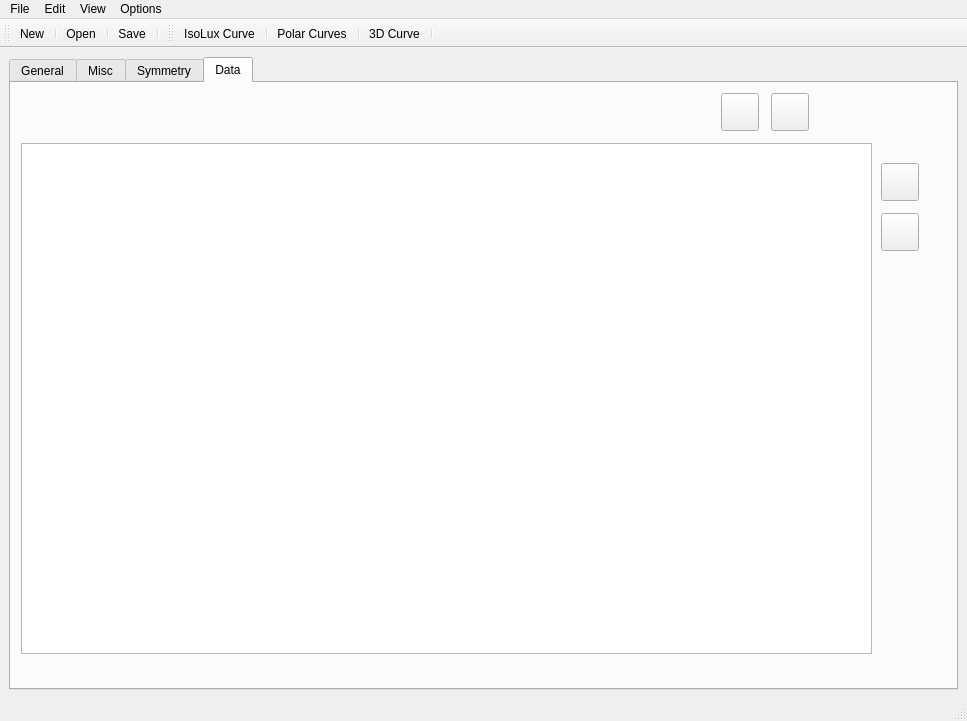
First picture: the form in testies/mainwindow.ui, repository lpwwpl/ies, before the edit.
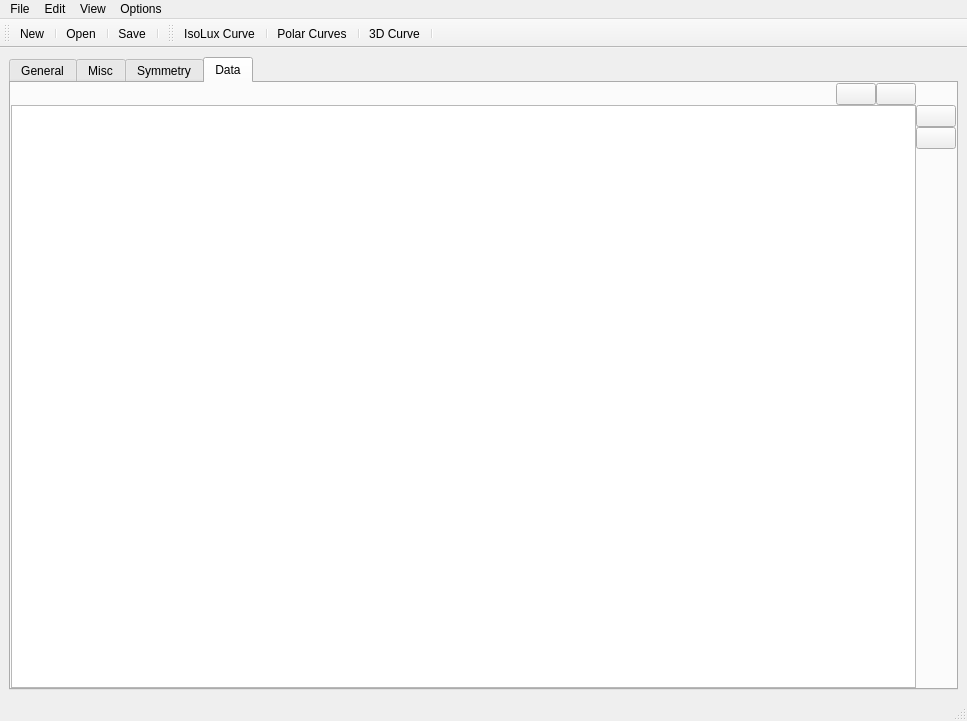
Second picture: the form after the edit. The open tabs and pages were chosen to show the change. Icons and pictures are not drawn.

```diff
--- a/testies/mainwindow.ui
+++ b/testies/mainwindow.ui
@@ -434,68 +434,78 @@
        <attribute name="title">
         <string>Data</string>
        </attribute>
-       <widget class="QTableWidget" name="tableWidget">
-        <property name="geometry">
-         <rect>
-          <x>10</x>
-          <y>60</y>
-          <width>851</width>
-          <height>511</height>
-         </rect>
+       <layout class="QGridLayout" name="gridLayout_11">
+        <property name="leftMargin">
+         <number>0</number>
         </property>
-       </widget>
-       <widget class="QPushButton" name="pbHplus">
-        <property name="geometry">
-         <rect>
-          <x>710</x>
-          <y>10</y>
-          <width>38</width>
-          <height>38</height>
-         </rect>
+        <property name="topMargin">
+         <number>0</number>
         </property>
-        <property name="text">
-         <string/>
+        <property name="rightMargin">
+         <number>0</number>
         </property>
-       </widget>
-       <widget class="QPushButton" name="pbHadd">
-        <property name="geometry">
-         <rect>
-          <x>760</x>
-          <y>10</y>
-          <width>38</width>
-          <height>38</height>
-         </rect>
+        <property name="bottomMargin">
+         <number>0</number>
         </property>
-        <property name="text">
-         <string/>
+        <property name="spacing">
+         <number>0</number>
         </property>
-       </widget>
-       <widget class="QPushButton" name="pbVadd">
-        <property name="geometry">
-         <rect>
-          <x>870</x>
-          <y>80</y>
-          <width>38</width>
-          <height>38</height>
-         </rect>
-        </property>
-        <property name="text">
-         <string/>
-        </property>
-       </widget>
-       <widget class="QPushButton" name="pbVplus">
-        <property name="geometry">
-         <rect>
-          <x>870</x>
-          <y>130</y>
-          <width>38</width>
-          <height>38</height>
-         </rect>
-        </property>
-        <property name="text">
-         <string/>
-        </property>
-       </widget>
+        <item row="0" column="2">
+         <widget class="QPushButton" name="pbHadd">
+          <property name="sizePolicy">
+           <sizepolicy hsizetype="Fixed" vsizetype="Fixed">
+            <horstretch>0</horstretch>
+            <verstretch>0</verstretch>
+           </sizepolicy>
+          </property>
+          <property name="text">
+           <string/>
+          </property>
+         </widget>
+        </item>
+        <item row="2" column="3">
+         <widget class="QPushButton" name="pbVplus">
+          <property name="sizePolicy">
+           <sizepolicy hsizetype="Fixed" vsizetype="Fixed">
+            <horstretch>0</horstretch>
+            <verstretch>0</verstretch>
+           </sizepolicy>
+          </property>
+          <property name="text">
+           <string/>
+          </property>
+         </widget>
+        </item>
+        <item row="1" column="0" rowspan="3" colspan="3">
+         <widget class="QTableWidget" name="tableWidget"/>
+        </item>
+        <item row="1" column="3">
+         <widget class="QPushButton" name="pbVadd">
+          <property name="sizePolicy">
+           <sizepolicy hsizetype="Fixed" vsizetype="Fixed">
+            <horstretch>0</horstretch>
+            <verstretch>0</verstretch>
+           </sizepolicy>
+          </property>
+          <property name="text">
+           <string/>
+          </property>
+         </widget>
+        </item>
+        <item row="0" column="1">
+         <widget class="QPushButton" name="pbHplus">
+          <property name="sizePolicy">
+           <sizepolicy hsizetype="Fixed" vsizetype="Fixed">
+            <horstretch>0</horstretch>
+            <verstretch>0</verstretch>
+           </sizepolicy>
+          </property>
+          <property name="text">
+           <string/>
+          </property>
+         </widget>
+        </item>
+       </layout>
       </widget>
      </widget>
     </item>
```
Left out of the diff: 2 changed lines with no effect on the pictures.
